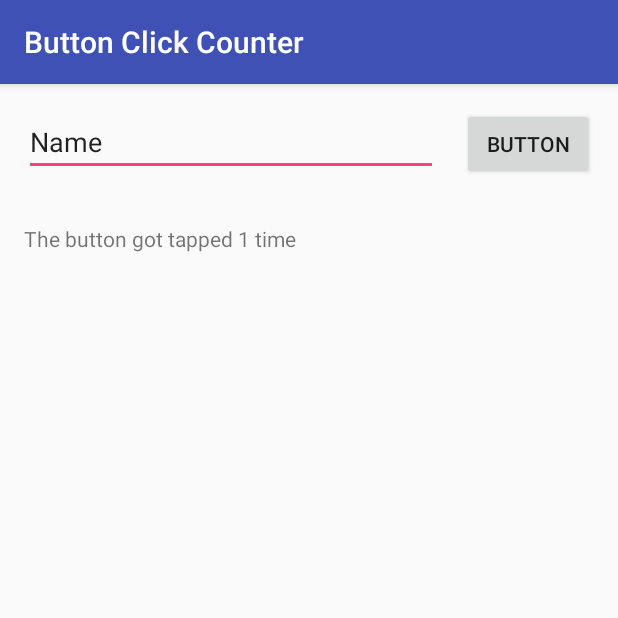
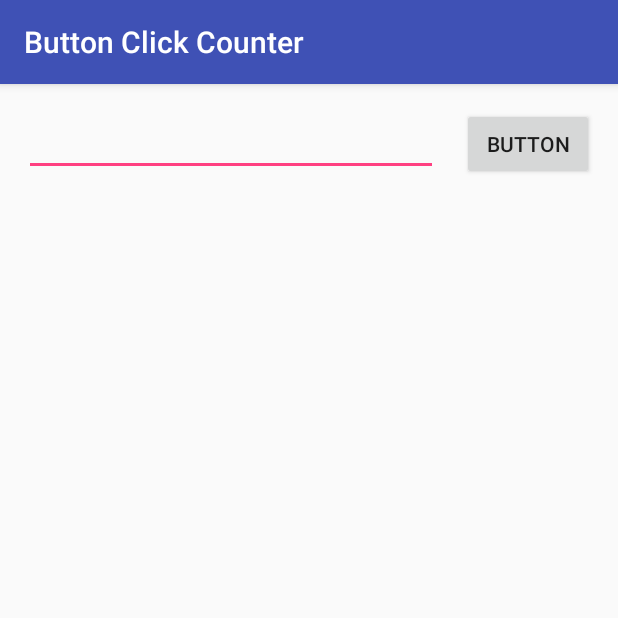
Before and after one commit to JamesDKai/androidDevelopment, an Android app: the screen it shows after launch (MainActivity), after a tap on "BUTTON", on a phone screen of 412 x 824 dp, the top half of it. Run offline under Robolectric (Android 15) with nearby library versions, the phone set to English and light mode, and no system bars.

Commit message:
Add getText function from EditText to TextView.

```diff
--- a/ButtonClickCounter/app/src/main/java/com/jameskai/buttonclickcounter/MainActivity.java
+++ b/ButtonClickCounter/app/src/main/java/com/jameskai/buttonclickcounter/MainActivity.java
@@ -11,9 +11,7 @@ import android.widget.TextView;
 public class MainActivity extends AppCompatActivity {
 
     private EditText userInput;
-    private Button button;
     private TextView textView;
-    private int numTimesClicked = 0;
 
 
     @Override
@@ -22,20 +20,18 @@ public class MainActivity extends AppCompatActivity {
         setContentView(R.layout.activity_main);
 
         userInput = (EditText) findViewById(R.id.editText);
-        button = (Button) findViewById(R.id.button);
+        userInput.setText("");
+        Button button = (Button) findViewById(R.id.button);
         textView = (TextView) findViewById(R.id.textView);
         textView.setText("");
         textView.setMovementMethod(new ScrollingMovementMethod());
         View.OnClickListener ourOnClickListener = new View.OnClickListener() {
             @Override
             public void onClick(View v) {
-                numTimesClicked = numTimesClicked + 1;
-                String result = "\nThe button got tapped " + numTimesClicked + " time";
-                if(numTimesClicked != 1) {
-                    result += "s"; //This is the same as result = result + "s";
-                }
+                String result = userInput.getText().toString();
                 result += "\n";
                 textView.append(result);
+                userInput.setText("");
             }
         };
         button.setOnClickListener(ourOnClickListener);
```
